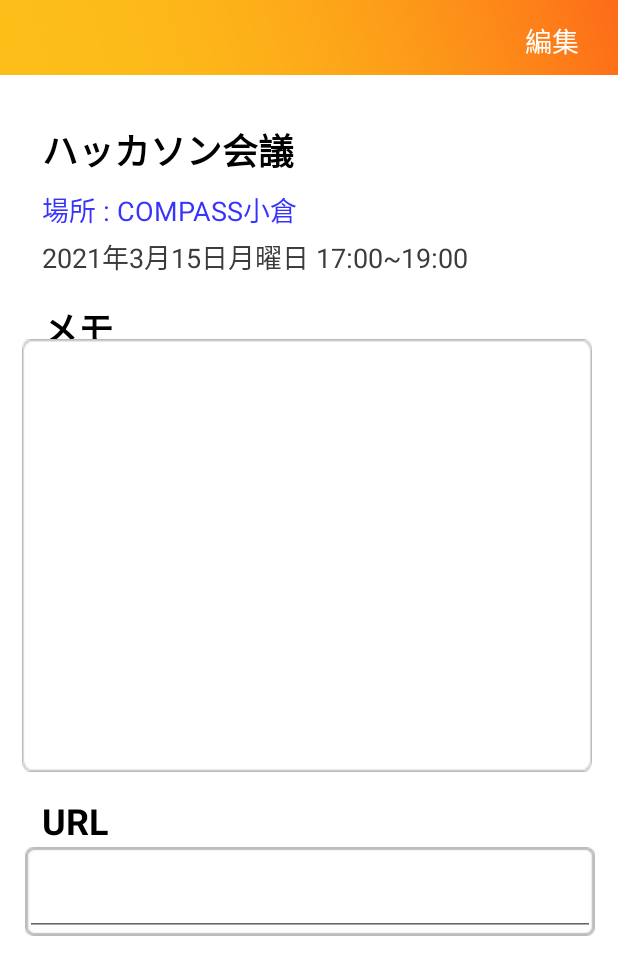
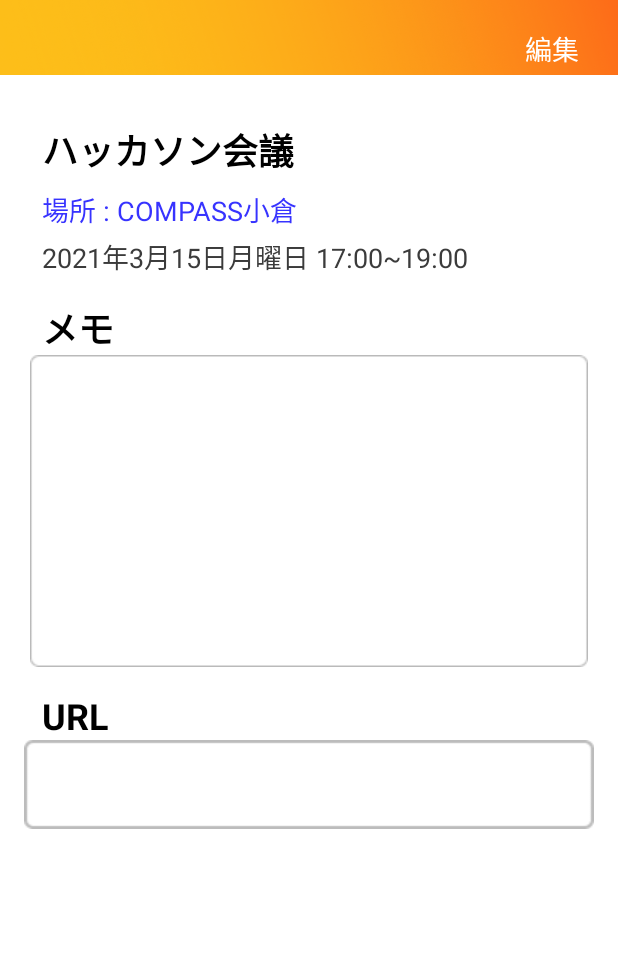
Before and after one commit to yui0805/haaka, an Android app: the page8 screen opened directly, with no data from a screen before it, on a phone screen of 412 x 824 dp. Shown: the top 975 px of the screen. Run offline under Robolectric (Android 15) with nearby library versions, the phone set to English and light mode, and no system bars.

Commit message:
page8 matakaeta

```diff
--- a/app/src/main/res/layout/activity_page8.xml
+++ b/app/src/main/res/layout/activity_page8.xml
@@ -16,61 +16,6 @@
         app:iconTint="#00FFFFFF"
         app:layout_constraintEnd_toEndOf="@+id/toolbar2"
         app:layout_constraintTop_toTopOf="parent" />
-
-    <TextView
-        android:id="@+id/textView21"
-        android:layout_width="wrap_content"
-        android:layout_height="wrap_content"
-        android:layout_marginStart="28dp"
-        android:layout_marginLeft="28dp"
-        android:layout_marginTop="16dp"
-        android:text="メモ"
-        android:textColor="#000000"
-        android:textSize="24sp"
-        android:textStyle="bold"
-        app:layout_constraintStart_toStartOf="parent"
-        app:layout_constraintTop_toBottomOf="@+id/kyoka_view" />
-
-    <EditText
-        android:id="@+id/yotei_memo"
-        android:layout_width="380dp"
-        android:layout_height="0dp"
-        android:layout_marginBottom="309dp"
-        android:background="@drawable/utikomi"
-        android:ems="10"
-        android:inputType="textPersonName"
-        app:layout_constraintBottom_toBottomOf="parent"
-        app:layout_constraintEnd_toEndOf="parent"
-        app:layout_constraintHorizontal_bias="0.454"
-        app:layout_constraintStart_toStartOf="parent"
-        app:layout_constraintTop_toBottomOf="@+id/textView4" />
-
-    <TextView
-        android:id="@+id/textView20"
-        android:layout_width="wrap_content"
-        android:layout_height="wrap_content"
-        android:layout_marginStart="28dp"
-        android:layout_marginLeft="28dp"
-        android:layout_marginTop="16dp"
-        android:text="URL"
-        android:textColor="#000000"
-        android:textSize="24sp"
-        android:textStyle="bold"
-        app:layout_constraintStart_toStartOf="parent"
-        app:layout_constraintTop_toBottomOf="@+id/yotei_memo" />
-
-    <EditText
-        android:id="@+id/editTextTextPersonName5"
-        android:layout_width="380dp"
-        android:layout_height="wrap_content"
-        android:layout_marginBottom="200dp"
-        android:background="@drawable/kakikomi3"
-        android:ems="10"
-        android:inputType="textPersonName"
-        app:layout_constraintBottom_toBottomOf="parent"
-        app:layout_constraintEnd_toEndOf="parent"
-        app:layout_constraintHorizontal_bias="0.516"
-        app:layout_constraintStart_toStartOf="parent" />
 
     <androidx.appcompat.widget.Toolbar
         android:id="@+id/toolbar2"
@@ -100,6 +45,20 @@
         app:layout_constraintTop_toTopOf="parent" />
 
     <TextView
+        android:id="@+id/textView_title"
+        android:layout_width="wrap_content"
+        android:layout_height="wrap_content"
+        android:layout_marginStart="28dp"
+        android:layout_marginLeft="28dp"
+        android:layout_marginTop="32dp"
+        android:text="ハッカソン会議"
+        android:textColor="#000000"
+        android:textSize="24sp"
+        android:textStyle="bold"
+        app:layout_constraintStart_toStartOf="parent"
+        app:layout_constraintTop_toBottomOf="@+id/toolbar2" />
+
+    <TextView
         android:id="@+id/place_view"
         android:layout_width="wrap_content"
         android:layout_height="wrap_content"
@@ -112,20 +71,6 @@
         android:textSize="18sp"
         app:layout_constraintStart_toStartOf="parent"
         app:layout_constraintTop_toBottomOf="@+id/textView_title" />
-
-    <TextView
-        android:id="@+id/textView_title"
-        android:layout_width="wrap_content"
-        android:layout_height="wrap_content"
-        android:layout_marginStart="28dp"
-        android:layout_marginLeft="28dp"
-        android:layout_marginTop="32dp"
-        android:text="ハッカソン会議"
-        android:textColor="#000000"
-        android:textSize="24sp"
-        android:textStyle="bold"
-        app:layout_constraintStart_toStartOf="parent"
-        app:layout_constraintTop_toBottomOf="@+id/toolbar2" />
 
     <TextView
         android:id="@+id/kyoka_view"
@@ -141,10 +86,92 @@
         app:layout_constraintStart_toStartOf="parent"
         app:layout_constraintTop_toBottomOf="@+id/place_view" />
 
+    <TextView
+        android:id="@+id/textView21"
+        android:layout_width="wrap_content"
+        android:layout_height="wrap_content"
+        android:layout_marginStart="28dp"
+        android:layout_marginLeft="28dp"
+        android:layout_marginTop="16dp"
+        android:text="メモ"
+        android:textColor="#000000"
+        android:textSize="24sp"
+        android:textStyle="bold"
+        app:layout_constraintStart_toStartOf="parent"
+        app:layout_constraintTop_toBottomOf="@+id/kyoka_view" />
+
+    <EditText
+        android:id="@+id/yotei_memo"
+        android:layout_width="0dp"
+        android:layout_height="wrap_content"
+        android:layout_marginStart="20dp"
+        android:layout_marginLeft="20dp"
+        android:layout_marginEnd="20dp"
+        android:layout_marginRight="20dp"
+        android:background="@drawable/utikomi"
+        android:ems="10"
+        android:inputType="textPersonName"
+        app:layout_constraintEnd_toEndOf="parent"
+        app:layout_constraintStart_toStartOf="parent"
+        app:layout_constraintTop_toBottomOf="@+id/textView21" />
+
+    <com.google.android.material.textfield.TextInputLayout
+        android:id="@+id/textInputLayout6"
+        android:layout_width="0dp"
+        android:layout_height="0dp"
+        app:layout_constraintBottom_toBottomOf="@+id/yotei_memo"
+        app:layout_constraintEnd_toEndOf="@+id/yotei_memo"
+        app:layout_constraintStart_toStartOf="@+id/yotei_memo"
+        app:layout_constraintTop_toBottomOf="@+id/textView21">
+
+    </com.google.android.material.textfield.TextInputLayout>
+
+    <com.google.android.material.textfield.TextInputEditText
+        android:id="@+id/memo_edit"
+        android:layout_width="0dp"
+        android:layout_height="0dp"
+        android:autoText="false"
+        android:background="#00FFFFFF"
+        android:freezesText="false"
+        app:layout_constraintBottom_toBottomOf="@+id/yotei_memo"
+        app:layout_constraintEnd_toEndOf="@+id/yotei_memo"
+        app:layout_constraintStart_toStartOf="@+id/yotei_memo"
+        app:layout_constraintTop_toTopOf="@+id/yotei_memo" />
+
+    <TextView
+        android:id="@+id/textView20"
+        android:layout_width="wrap_content"
+        android:layout_height="wrap_content"
+        android:layout_marginStart="28dp"
+        android:layout_marginLeft="28dp"
+        android:layout_marginTop="16dp"
+        android:text="URL"
+        android:textColor="#000000"
+        android:textSize="24sp"
+        android:textStyle="bold"
+        app:layout_constraintStart_toStartOf="parent"
+        app:layout_constraintTop_toBottomOf="@+id/yotei_memo" />
+
+    <EditText
+        android:id="@+id/editTextTextPersonName5"
+        android:layout_width="380dp"
+        android:layout_height="wrap_content"
+        android:layout_marginStart="20dp"
+        android:layout_marginLeft="20dp"
+        android:layout_marginEnd="20dp"
+        android:layout_marginRight="20dp"
+        android:background="@drawable/kakikomi3"
+        android:ems="10"
+        android:inputType="textPersonName"
+        app:layout_constraintEnd_toEndOf="parent"
+        app:layout_constraintHorizontal_bias="0.516"
+        app:layout_constraintStart_toStartOf="parent"
+        app:layout_constraintTop_toBottomOf="@+id/textView20" />
+
     <com.google.android.material.textfield.TextInputLayout
         android:id="@+id/textInputLayout3"
         android:layout_width="0dp"
-        android:layout_height="wrap_content"
+        android:layout_height="0dp"
         app:layout_constraintBottom_toBottomOf="@+id/editTextTextPersonName5"
         app:layout_constraintEnd_toEndOf="@+id/editTextTextPersonName5"
         app:layout_constraintStart_toStartOf="@+id/editTextTextPersonName5"
@@ -153,33 +180,9 @@
     </com.google.android.material.textfield.TextInputLayout>
 
     <com.google.android.material.textfield.TextInputEditText
-        android:layout_width="0dp"
-        android:layout_height="0dp"
-        app:layout_constraintBottom_toBottomOf="@+id/editTextTextPersonName5"
-        app:layout_constraintEnd_toEndOf="@+id/editTextTextPersonName5"
+        android:layout_width="8dp"
+        android:layout_height="17dp"
         app:layout_constraintStart_toStartOf="@+id/editTextTextPersonName5"
         app:layout_constraintTop_toTopOf="@+id/editTextTextPersonName5" />
 
-    <com.google.android.material.textfield.TextInputLayout
-        android:layout_width="379dp"
-        android:layout_height="200dp"
-        app:layout_constraintStart_toStartOf="@+id/yotei_memo"
-        app:layout_constraintTop_toTopOf="@+id/yotei_memo">
-
-    </com.google.android.material.textfield.TextInputLayout>
-
-    <com.google.android.material.textfield.TextInputEditText
-        android:id="@+id/memo_edit"
-        android:layout_width="wrap_content"
-        android:layout_height="wrap_content"
-        android:autoText="false"
-        android:background="#00FFFFFF"
-        android:freezesText="false"
-        app:layout_constraintBottom_toBottomOf="@+id/yotei_memo"
-        app:layout_constraintEnd_toEndOf="@+id/yotei_memo"
-        app:layout_constraintHorizontal_bias="0.005"
-        app:layout_constraintStart_toStartOf="@+id/yotei_memo"
-        app:layout_constraintTop_toTopOf="@+id/yotei_memo"
-        app:layout_constraintVertical_bias="0.0" />
-
 </androidx.constraintlayout.widget.ConstraintLayout>
```
